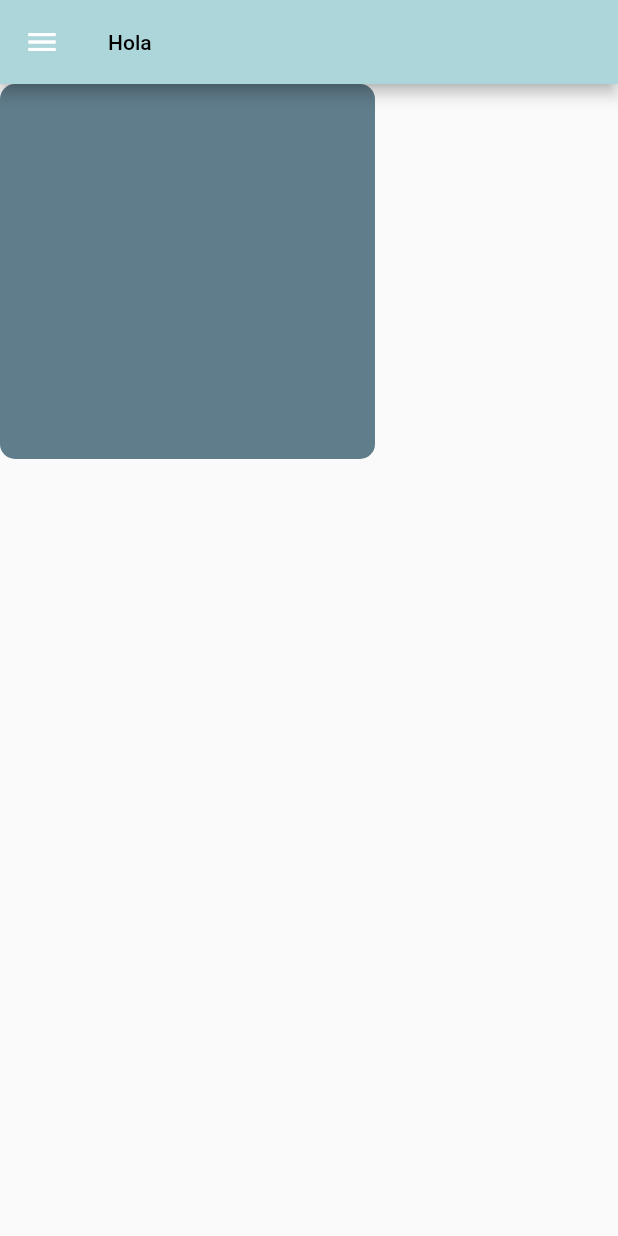
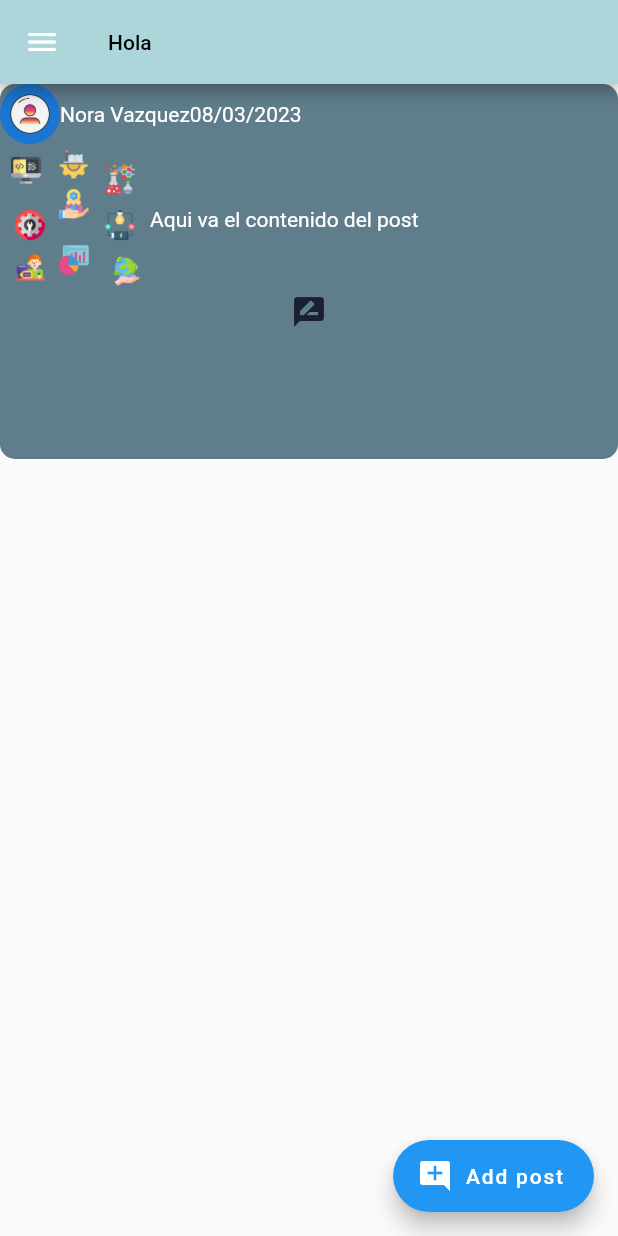
Before and after one commit to noravazquez/pmsn, a Flutter app: the DashboardScreen screen opened by its route, on a phone screen of 412 x 824 dp. Run offline on Flutter 3.47's test engine with Material 2 defaults, Android fonts, the light colour scheme and no system bars; our stand-ins replace email_validator, google_fonts, group_radio_button, image_picker, liquid_swipe, lottie and 4 more; missing offline and left inert: day_night_switcher; accounts and stored records are empty.

Commit message:
Add new file, add post

```diff
--- a/lib/main.dart
+++ b/lib/main.dart
@@ -40,7 +40,7 @@ class PMSNApp extends StatelessWidget {
     return MaterialApp(
       theme: theme.getThemeData(),
       routes: getApplicationRoutes(),
-      home: OnBoardingScreen(),
+      home: LoginScreen(),
     );
   }
 }
--- a/lib/screens/dashboard_screen.dart
+++ b/lib/screens/dashboard_screen.dart
@@ -23,6 +23,11 @@ class _DashboardScreenState extends State<DashboardScreen> {
         ),
       ),
       body: ListPost(),
+      floatingActionButton: FloatingActionButton.extended(
+        onPressed: () {},
+        label: const Text('Add post'),
+        icon: const Icon(Icons.add_comment),
+      ),
       drawer: Drawer(
         child: ListView(
           children: [
--- a/lib/screens/on_boarging_screen.dart
+++ b/lib/screens/on_boarging_screen.dart
@@ -67,8 +67,6 @@ class _OnBoardingScreenState extends State<OnBoardingScreen> {
             liquidController: controller,
             onPageChangeCallback: OnPageChangedCallback,
             enableSideReveal: true,
-            waveType: WaveType.circularReveal,
-            positionSlideIcon: 0.8,
             slideIconWidget: const Icon(
               Icons.arrow_back_ios,
               color: Colors.white,
--- a/lib/screens/register_screen.dart
+++ b/lib/screens/register_screen.dart
@@ -318,8 +318,8 @@ class TabletDesktopScreen extends StatelessWidget {
           mainAxisAlignment: MainAxisAlignment.center,
           crossAxisAlignment: CrossAxisAlignment.center,
           children: [
-            SizedBox(
-              width: 450,
+            Padding(
+              padding: const EdgeInsets.all(50),
               child: Column(
                 children: [
                   txtFirstName,
@@ -333,7 +333,7 @@ class TabletDesktopScreen extends StatelessWidget {
                   btnRegister
                 ],
               ),
-            )
+            ),
           ],
         ))
       ],
--- a/lib/widgets/item_post_widget.dart
+++ b/lib/widgets/item_post_widget.dart
@@ -8,11 +8,39 @@ class ItemPostWidget extends StatelessWidget {
 
   @override
   Widget build(BuildContext context) {
+    final avatar = CircleAvatar(
+      backgroundImage: AssetImage("assets/perfil_default.png"),
+    );
+
+    final txtUser = Text("Nora Vazquez");
+
+    final datePost = Text("08/03/2023");
+
+    final imgPost = Image(
+      image: AssetImage("assets/onboarding2.png"),
+      height: 100,
+    );
+
+    final txtDesc = Text("Aqui va el contenido del post");
+
+    final iconRate = Icon(Icons.rate_review);
+
     return Container(
       height: 250,
-      width: 250,
+      width: double.infinity,
       decoration: BoxDecoration(
           color: Colors.blueGrey, borderRadius: BorderRadius.circular(10)),
+      child: Column(
+        children: [
+          Row(
+            children: [avatar, txtUser, datePost],
+          ),
+          Row(
+            children: [imgPost, txtDesc],
+          ),
+          iconRate
+        ],
+      ),
     );
   }
 }
```
Also changed, not shown: lib/screens/login_screen.dart (+12 -12 lines), lib/screens/add_post_screen.dart (added).
